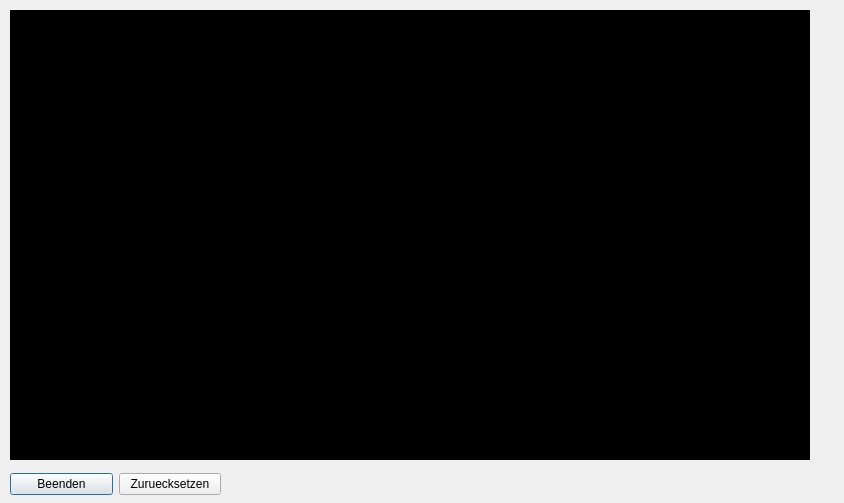
Old version of the form Client/showimagedialog.ui in the repository ElectroStar/ETechnikProjekt.
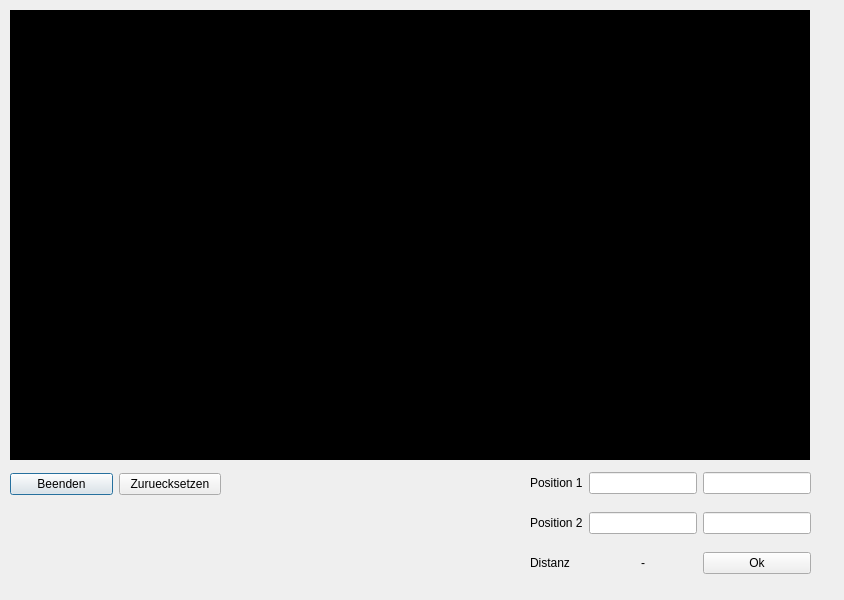
New version of the form.

Patch:
```diff
--- a/Client/showimagedialog.ui
+++ b/Client/showimagedialog.ui
@@ -7,7 +7,7 @@
     <x>0</x>
     <y>0</y>
     <width>844</width>
-    <height>503</height>
+    <height>600</height>
    </rect>
   </property>
   <property name="windowTitle">
@@ -29,7 +29,7 @@
     <string/>
    </property>
   </widget>
-  <widget class="QWidget" name="">
+  <widget class="QWidget" name="layoutWidget">
    <property name="geometry">
     <rect>
      <x>10</x>
@@ -55,6 +55,68 @@
     </item>
    </layout>
   </widget>
+  <widget class="QWidget" name="layoutWidget">
+   <property name="geometry">
+    <rect>
+     <x>530</x>
+     <y>460</y>
+     <width>281</width>
+     <height>128</height>
+    </rect>
+   </property>
+   <layout class="QGridLayout" name="gridLayout">
+    <item row="1" column="1">
+     <widget class="QLineEdit" name="lineEditPos2x"/>
+    </item>
+    <item row="0" column="2">
+     <widget class="QLineEdit" name="lineEditPos1y"/>
+    </item>
+    <item row="1" column="2">
+     <widget class="QLineEdit" name="lineEditPos2y"/>
+    </item>
+    <item row="0" column="0">
+     <widget class="QLabel" name="label">
+      <property name="text">
+       <string>Position 1</string>
+      </property>
+     </widget>
+    </item>
+    <item row="1" column="0">
+     <widget class="QLabel" name="label_2">
+      <property name="text">
+       <string>Position 2</string>
+      </property>
+     </widget>
+    </item>
+    <item row="0" column="1">
+     <widget class="QLineEdit" name="lineEditPos1x"/>
+    </item>
+    <item row="2" column="2">
+     <widget class="QPushButton" name="pushButton_2">
+      <property name="text">
+       <string>Ok</string>
+      </property>
+     </widget>
+    </item>
+    <item row="2" column="0">
+     <widget class="QLabel" name="label_3">
+      <property name="text">
+       <string>Distanz</string>
+      </property>
+     </widget>
+    </item>
+    <item row="2" column="1">
+     <widget class="QLabel" name="labelDistance">
+      <property name="text">
+       <string>-</string>
+      </property>
+      <property name="alignment">
+       <set>Qt::AlignCenter</set>
+      </property>
+     </widget>
+    </item>
+   </layout>
+  </widget>
  </widget>
  <resources/>
  <connections/>
```
Left out of the diff: 3 changed lines with no effect on the pictures.
